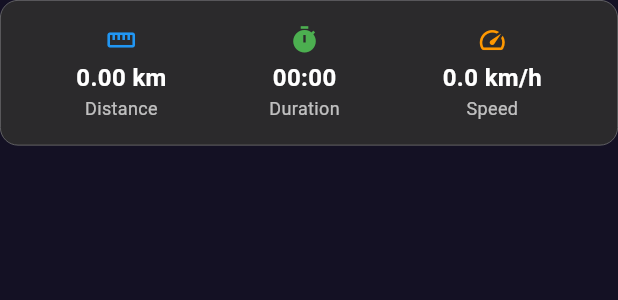
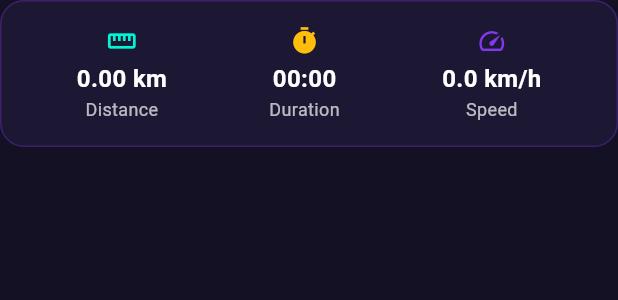
Before and after one commit to DevAnuragT/Trackt, a Flutter app: the RunStatsWidget widget shown alone on an empty page, opened directly, on a phone screen of 412 x 824 dp. Shown: the top 300 px of the screen. Run offline on Flutter 3.47's test engine with Material 3 defaults, Android fonts, the phone set to English and light mode, and no system bars; our stand-ins replace device_info_plus, flutter_colorpicker, flutter_dotenv, geolocator, get, google_sign_in and 2 more; missing offline and left inert: mapbox_maps_flutter, web3dart; accounts and stored records are empty; network calls fail; statements that could not run were skipped.

Commit message:
ui(run): Monad-accented live run stats card

```diff
--- a/lib/views/run/components/run_stats_widget.dart
+++ b/lib/views/run/components/run_stats_widget.dart
@@ -12,9 +12,9 @@ class RunStatsWidget extends StatelessWidget {
     return Container(
       padding: const EdgeInsets.all(16),
       decoration: BoxDecoration(
-        color: const Color(0xFF2D2D2D).withOpacity(0.9),
-        borderRadius: BorderRadius.circular(12),
-        border: Border.all(color: Colors.grey[600]!, width: 0.5),
+        color: const Color(0xFF1C1733).withOpacity(0.95),
+        borderRadius: BorderRadius.circular(16),
+        border: Border.all(color: const Color(0xFF8338EC).withOpacity(0.3), width: 1),
       ),
       child: Obx(() => Row(
         mainAxisAlignment: MainAxisAlignment.spaceAround,
@@ -23,19 +23,19 @@ class RunStatsWidget extends StatelessWidget {
             'Distance',
             '${(runController.totalDistance.value / 1000).toStringAsFixed(2)} km', // Convert meters to km
             Icons.straighten,
-            Colors.blue,
+            const Color(0xFF00F5D4),
           ),
           _buildStatItem(
             'Duration',
             _formatDuration(runController.runDuration.value),
             Icons.timer,
-            Colors.green,
+            const Color(0xFFFFBE0B),
           ),
           _buildStatItem(
             'Speed',
             '${_calculateSpeed(runController.totalDistance.value / 1000, runController.runDuration.value).toStringAsFixed(1)} km/h', // Use km for calculation
             Icons.speed,
-            Colors.orange,
+            const Color(0xFF8338EC),
           ),
         ],
       )),
```
